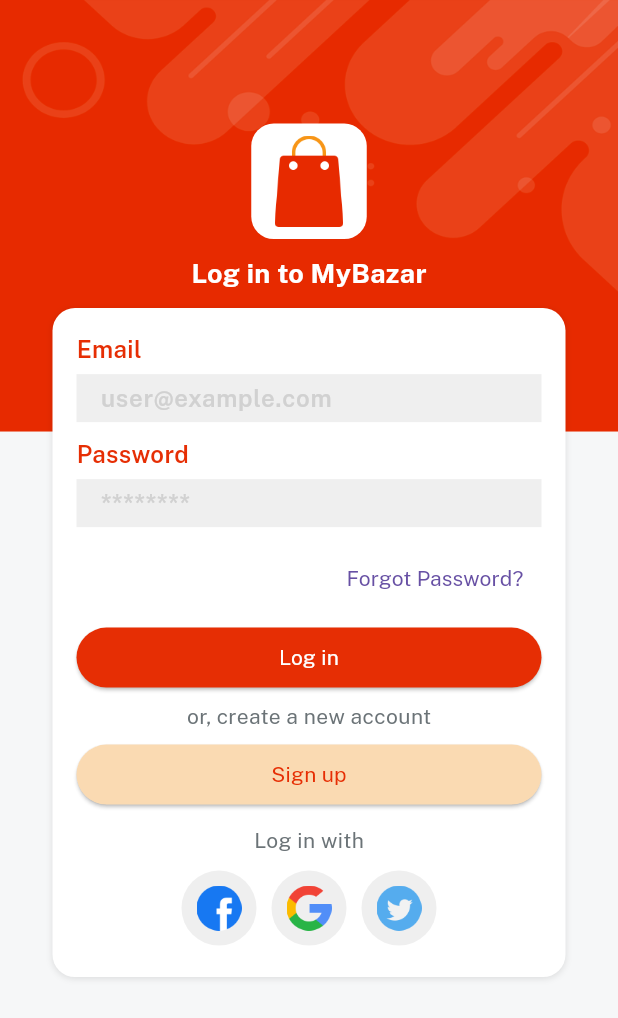
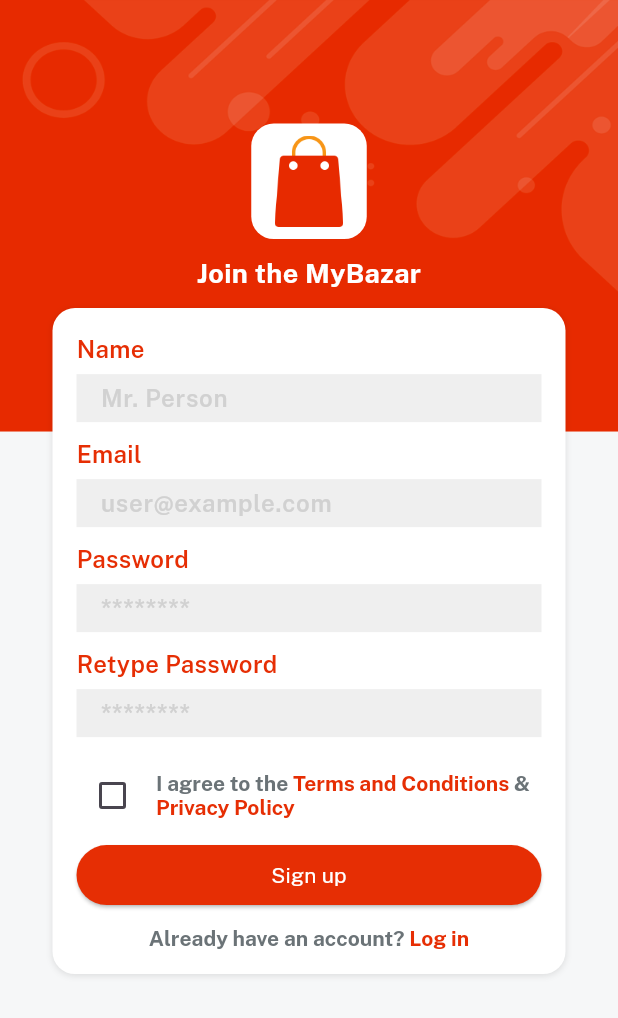
Before and after one commit to 0xRahad/MyBazar, a Flutter app: the screen it shows after launch, after a tap on "Sign up", on a phone screen of 412 x 824 dp. Shown: the top 1018 px of the screen. Run offline on Flutter 3.47's test engine with Material 3 defaults, Android fonts, the phone set to English and light mode, and no system bars; our stand-ins replace get, velocity_x.

Commit message:
Signup Screen Created

```diff
--- a/lib/consts/strings.dart
+++ b/lib/consts/strings.dart
@@ -5,8 +5,14 @@
 const emailHint = "user@example.com";
 const password = "Password";
 const passwordHint = "********";
+const retypePassword = "Retype Password";
+const name = "Name";
+const nameHint = "Mr. Person";
 const forgotPass = "Forgot Password?";
 const login = "Log in";
 const signup = "Sign up";
 const createNewAccount = "or, create a new account";
 const loginWith = "Log in with";
+const privacyPolicy = "Privacy Policy";
+const termsAndCond = "Terms and Conditions";
+const alreadyHaveAcc = "Already have an account? ";
--- a/lib/views/auth_screen/login_screen.dart
+++ b/lib/views/auth_screen/login_screen.dart
@@ -1,6 +1,8 @@
 import 'package:flutter/material.dart';
+import 'package:get/get.dart';
 import 'package:mybazar/consts/consts.dart';
 import 'package:mybazar/consts/lists.dart';
+import 'package:mybazar/views/auth_screen/signup_screen.dart';
 import 'package:mybazar/widgets/app_logo_widget.dart';
 import 'package:mybazar/widgets/bg_widget.dart';
 import 'package:mybazar/widgets/custom_btn.dart';
@@ -48,7 +50,9 @@
                           textColor: redColor,
                           color: lightGolden,
                           title: signup,
-                          onPressed: () {})
+                          onPressed: () {
+                            Get.to(SignupScreen());
+                          })
                       .box
                       .width(context.screenWidth - 50)
                       .make(),
--- /dev/null
+++ b/lib/views/auth_screen/signup_screen.dart
@@ -0,0 +1,115 @@
+import 'package:flutter/cupertino.dart';
+import 'package:flutter/material.dart';
+import 'package:flutter/widgets.dart';
+import 'package:get/get.dart';
+import 'package:mybazar/consts/consts.dart';
+import 'package:mybazar/consts/lists.dart';
+import 'package:mybazar/views/auth_screen/login_screen.dart';
+import 'package:mybazar/widgets/app_logo_widget.dart';
+import 'package:mybazar/widgets/bg_widget.dart';
+import 'package:mybazar/widgets/custom_btn.dart';
+import 'package:mybazar/widgets/custom_textfield.dart';
+
+class SignupScreen extends StatefulWidget {
+  const SignupScreen({super.key});
+
+  @override
+  State<SignupScreen> createState() => _SignupScreenState();
+}
+
+class _SignupScreenState extends State<SignupScreen> {
+  @override
+  Widget build(BuildContext context) {
+    return bgWidget(
+        child: Scaffold(
+      body: SingleChildScrollView(
+        scrollDirection: Axis.vertical,
+        physics: BouncingScrollPhysics(),
+        child: Center(
+          child: Column(
+            children: [
+              (context.screenHeight * 0.1).heightBox,
+              appLogoWidget(),
+              10.heightBox,
+              "Join the $appname".text.fontFamily(bold).white.size(18).make(),
+              10.heightBox,
+              Column(
+                children: [
+                  customTextField(title: name, hint: nameHint),
+                  customTextField(title: email, hint: emailHint),
+                  customTextField(title: password, hint: passwordHint),
+                  customTextField(title: retypePassword, hint: passwordHint),
+                  5.heightBox,
+                  Row(
+                    children: [
+                      Checkbox(
+                          checkColor: redColor,
+                          value: false,
+                          onChanged: (newValue) {}),
+                      5.widthBox,
+                      Expanded(
+                        child: RichText(
+                            text: const TextSpan(children: [
+                          TextSpan(
+                              text: "I agree to the ",
+                              style:
+                                  TextStyle(fontFamily: bold, color: fontGrey)),
+                          TextSpan(
+                              text: termsAndCond,
+                              style:
+                                  TextStyle(fontFamily: bold, color: redColor)),
+                          TextSpan(
+                              text: " & ",
+                              style:
+                                  TextStyle(fontFamily: bold, color: fontGrey)),
+                          TextSpan(
+                              text: privacyPolicy,
+                              style:
+                                  TextStyle(fontFamily: bold, color: redColor)),
+                        ])),
+                      )
+                    ],
+                  ),
+                  5.heightBox,
+                  customButton(
+                      textColor: whiteColor,
+                      color: redColor,
+                      title: signup,
+                      onPressed: () {})
+                      .box
+                      .width(context.screenWidth - 50)
+                      .make(),
+                  10.heightBox,
+                  GestureDetector(
+                    onTap: (){
+                      Get.to(LoginScreen());
+                    },
+                    child: RichText(text: const TextSpan(
+                      children: [
+                        TextSpan(
+                          text: alreadyHaveAcc,
+                          style: TextStyle(fontFamily: bold,color: fontGrey)
+                        ),
+                        TextSpan(
+                            text: login,
+                            style: TextStyle(fontFamily: bold,color: redColor)
+                        ),
+                      ]
+                    )),
+                  )
+                ],
+              )
+                  .box
+                  .white
+                  .rounded
+                  .padding(const EdgeInsets.all(16))
+                  .width(context.screenWidth - 70)
+                  .shadow
+                  .make(),
+            ],
+          ),
+        ),
+      ),
+    ));
+  }
+}
```
